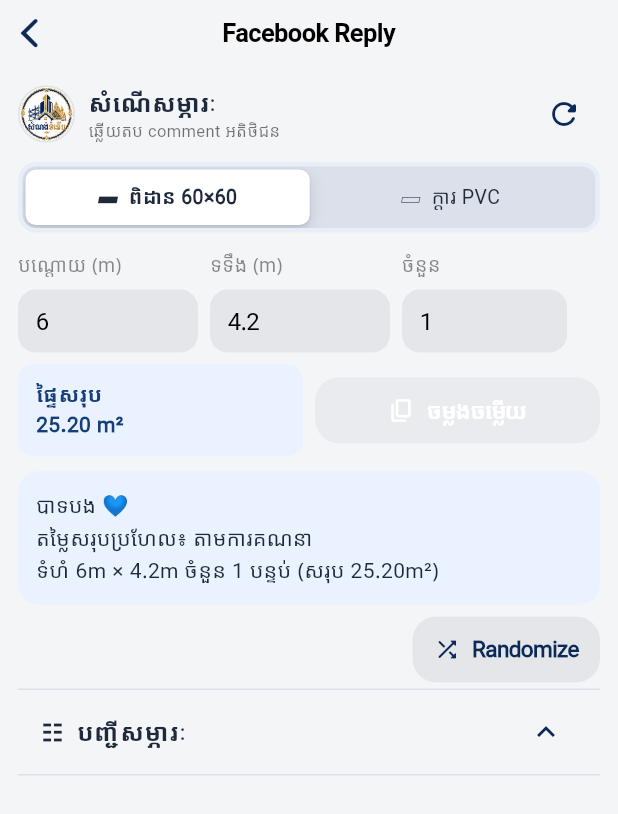
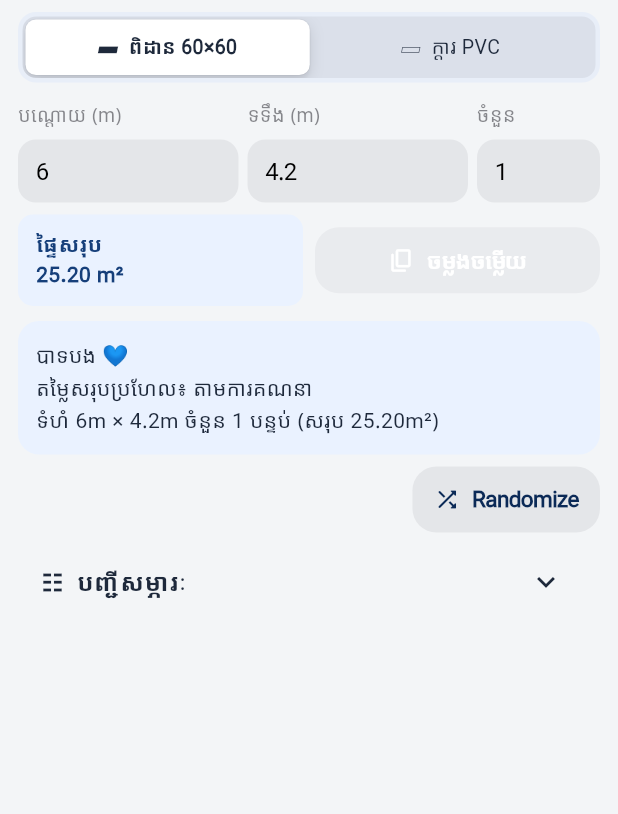
Before and after one commit to HoeunRaksa/MediaFlow, a Flutter app: the FacebookCommentReplyPage widget shown alone on an empty page, opened directly, on a phone screen of 412 x 824 dp. Shown: the top 814 px of the screen. Run offline on Flutter 3.47's test engine with Material 3 defaults, Android fonts, the phone set to English and light mode, and no system bars; our stand-ins replace pdf, printing, web; missing offline and left inert: clipboard, dart:ffi, file_selector.

Commit message:
Unify compact calculator and reply surface

```diff
--- a/lib/features/materials/presentation/facebook_comment_reply_page.dart
+++ b/lib/features/materials/presentation/facebook_comment_reply_page.dart
@@ -7,8 +7,6 @@ import 'package:provider/provider.dart';
 
 import '../../../app_state.dart';
 import '../../../core/ios/iphone_controls.dart';
-import '../../../core/ios/iphone_design.dart';
-import '../../../core/theme/sakura_theme.dart';
 import '../../ceiling_calculator/domain/ceiling_khmer_replies.dart';
 import '../../ceiling_calculator/presentation/screens/ceiling_calculator_screen.dart';
 import '../../pvc_quantity_calculator/data/pvc_physical_catalog.dart';
@@ -73,16 +71,15 @@ class _FacebookCommentReplyPageState extends State<FacebookCommentReplyPage> {
   void _randomize() { setState(() { if (_category == 0) { _ceilingReplies.next(); } else { _pvcReplies.next(); } _feedback = null; }); }
 
   @override
-  Widget build(BuildContext context) => IPhonePage(title: 'Facebook Reply', child: ListView(padding: const EdgeInsets.fromLTRB(12, 8, 12, 28), children: [
-    Row(children: [AppBrandLogo(size: 38), const SizedBox(width: 9), const Expanded(child: Column(crossAxisAlignment: CrossAxisAlignment.start, children: [Text('សំណើសម្ភារៈ', style: TextStyle(fontSize: 16, fontWeight: FontWeight.w800)), Text('ឆ្លើយតប comment អតិថិជន', style: TextStyle(fontSize: 11, color: Colors.black54))])), IconButton(onPressed: _recalculate, icon: const Icon(Icons.refresh_rounded))]),
-    const SizedBox(height: 8),
+  Widget build(BuildContext context) => ListView(padding: const EdgeInsets.fromLTRB(12, 8, 12, 20), children: [
     Container(padding: const EdgeInsets.all(3), decoration: BoxDecoration(color: const Color(0xFFE8EEF8), borderRadius: BorderRadius.circular(12)), child: CupertinoSlidingSegmentedControl<int>(groupValue: _category, onValueChanged: (v) { if (v != null) setState(() { _category = v; _feedback = null; }); _schedule(); }, children: const {0: Padding(padding: EdgeInsets.symmetric(vertical: 9), child: Text('▰  ពិដាន 60×60')), 1: Padding(padding: EdgeInsets.symmetric(vertical: 9), child: Text('▱  ក្ដារ PVC'))})),
     const SizedBox(height: 12),
-    Wrap(spacing: 8, runSpacing: 8, children: [SizedBox(width: 120, child: AdaptiveTextField(controller: _length, keyboardType: TextInputType.number, decoration: InputDecoration(labelText: _category == 0 ? 'បណ្ដោយ (m)' : 'កម្ពស់ (m)'))), SizedBox(width: 120, child: AdaptiveTextField(controller: _width, keyboardType: TextInputType.number, decoration: const InputDecoration(labelText: 'ទទឹង (m)'))), SizedBox(width: 110, child: AdaptiveTextField(controller: _count, keyboardType: TextInputType.number, decoration: const InputDecoration(labelText: 'ចំនួន'))), if (_category == 1) SizedBox(width: 120, child: AdaptiveTextField(controller: _price, keyboardType: const TextInputType.numberWithOptions(decimal: true), decoration: const InputDecoration(labelText: 'តម្លៃ / សន្លឹក')))]),
+    Row(children: [Expanded(child: AdaptiveTextField(controller: _length, keyboardType: TextInputType.number, decoration: InputDecoration(labelText: _category == 0 ? 'បណ្ដោយ (m)' : 'កម្ពស់ (m)'))), const SizedBox(width: 6), Expanded(child: AdaptiveTextField(controller: _width, keyboardType: TextInputType.number, decoration: const InputDecoration(labelText: 'ទទឹង (m)'))), const SizedBox(width: 6), SizedBox(width: 82, child: AdaptiveTextField(controller: _count, keyboardType: TextInputType.number, decoration: const InputDecoration(labelText: 'ចំនួន')))]),
+    if (_category == 1) ...[const SizedBox(height: 6), AdaptiveTextField(controller: _price, keyboardType: const TextInputType.numberWithOptions(decimal: true), decoration: const InputDecoration(labelText: 'តម្លៃ / សន្លឹក'))],
     const SizedBox(height: 8), Row(children: [Expanded(child: Container(padding: const EdgeInsets.symmetric(horizontal: 12, vertical: 10), decoration: BoxDecoration(color: const Color(0xFFEAF2FF), borderRadius: BorderRadius.circular(10)), child: Text('ផ្ទៃសរុប\n${_area.toStringAsFixed(2)} m²', style: const TextStyle(color: Color(0xFF163F7A), fontWeight: FontWeight.w800)))), const SizedBox(width: 8), Expanded(child: AdaptiveActionButton.filledIcon(key: const ValueKey('facebook-copy-reply'), onPressed: _lines.isEmpty || _copying ? null : _copy, icon: const Icon(Icons.copy_rounded, size: 18), label: const Text('ចម្លងចម្លើយ')))]),
     if (_feedback != null) Padding(padding: const EdgeInsets.only(top: 6), child: Semantics(liveRegion: true, child: Text(_feedback!))),
     const SizedBox(height: 10), Container(padding: const EdgeInsets.all(12), decoration: BoxDecoration(color: const Color(0xFFEAF2FF), borderRadius: BorderRadius.circular(14)), child: SelectableText(_reply.isEmpty ? 'បញ្ចូលទំហំ ដើម្បីបង្កើតចម្លើយ។' : _reply, style: const TextStyle(fontFamily: 'NotoSansKhmer', height: 1.5))),
     const SizedBox(height: 8), Row(mainAxisAlignment: MainAxisAlignment.end, children: [AdaptiveActionButton.outlinedIcon(onPressed: _randomize, icon: const Icon(Icons.shuffle_rounded, size: 18), label: const Text('Randomize'))]),
-    const SizedBox(height: 4), ExpansionTile(title: const Text('☷  បញ្ជីសម្ភារៈ', style: TextStyle(fontWeight: FontWeight.w800)), initiallyExpanded: true, children: [for (final line in _lines) ListTile(dense: true, leading: const Icon(Icons.crop_square_rounded, size: 24, color: Colors.blueGrey), title: Text(line), trailing: const Icon(Icons.chevron_right_rounded))]),
-  ]));
+    const SizedBox(height: 4), ExpansionTile(title: const Text('☷  បញ្ជីសម្ភារៈ', style: TextStyle(fontWeight: FontWeight.w800)), initiallyExpanded: false, children: [for (final line in _lines) ListTile(dense: true, leading: const Icon(Icons.crop_square_rounded, size: 24, color: Colors.blueGrey), title: Text(line), trailing: const Icon(Icons.chevron_right_rounded))]),
+  ]);
 }
```
